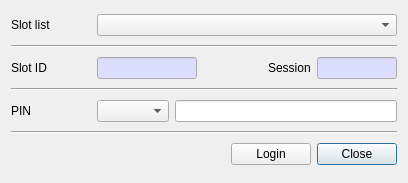
Qt form CryptokiMan/login_dlg.ui (jykim74/CryptokiMan) before a commit.
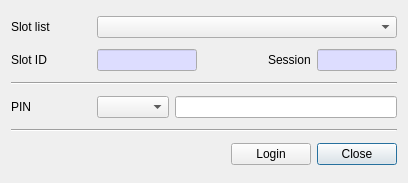
The same form after that commit.

Patch:
```diff
--- a/CryptokiMan/login_dlg.ui
+++ b/CryptokiMan/login_dlg.ui
@@ -50,13 +50,6 @@
      </item>
     </layout>
    </item>
-   <item>
-    <widget class="Line" name="line_3">
-     <property name="orientation">
-      <enum>Qt::Horizontal</enum>
-     </property>
-    </widget>
-   </item>
    <item>
     <layout class="QHBoxLayout" name="horizontalLayout">
      <item>
```
